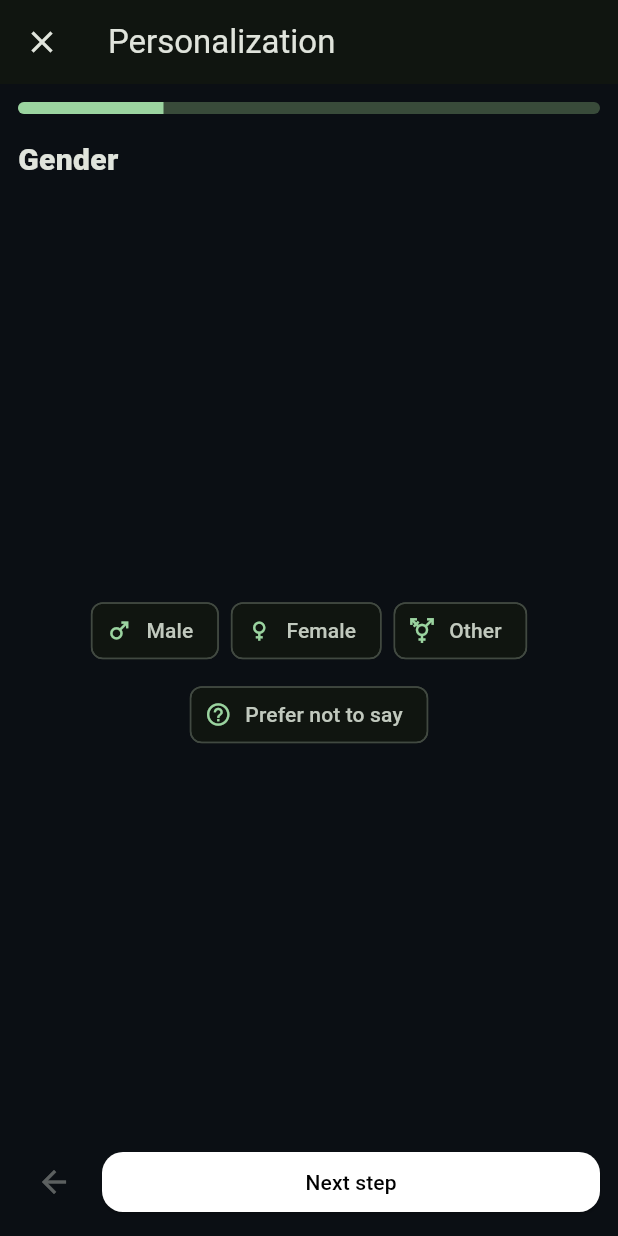
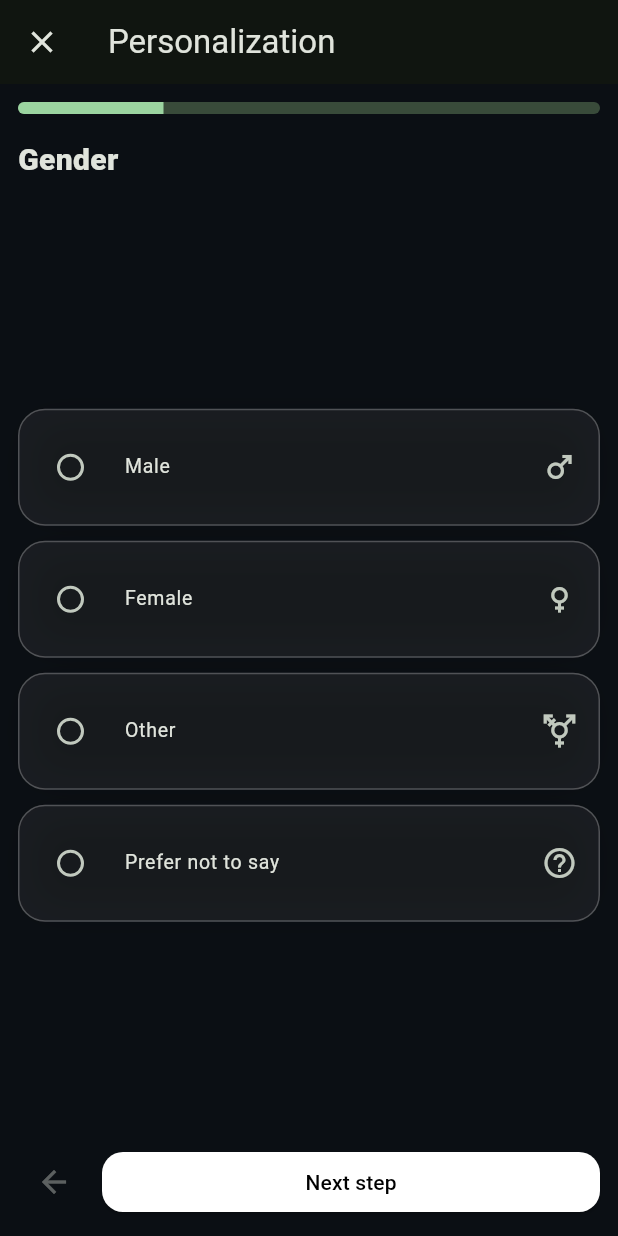
Before and after one commit to Mondaysssss/food-detection, a Flutter app: the PersonaWizardScreen screen opened directly, on a phone screen of 412 x 824 dp. Run offline on Flutter 3.47's test engine with Material 3 defaults, Android fonts, the phone set to English and light mode, and no system bars; network calls fail.

Commit message:
update persona_wizard_screen的格式(2)

```diff
--- a/lib/ui/screens/persona_wizard_screen.dart
+++ b/lib/ui/screens/persona_wizard_screen.dart
@@ -163,18 +163,23 @@ class _PersonaWizardScreenState extends State<PersonaWizardScreen> {
       ('Prefer not to say', Icons.help_outline),
     ];
 
-    return Wrap(
-      alignment: WrapAlignment.center,
-      spacing: 8,
-      runSpacing: 8,
+    return Column(
+      mainAxisSize: MainAxisSize.min,
       children: [
-        for (final o in opts)
-          ChoiceChip(
-            label: Text(o.$1),
-            avatar: Icon(o.$2, size: 18),
-            selected: _gender == o.$1,
-            onSelected: (_) => setState(() => _gender = o.$1),
+        for (final o in opts) ...[
+          glass(
+            child: RadioListTile<String>(
+              value: o.$1,
+              groupValue: _gender,
+              onChanged: (v) => setState(() => _gender = v),
+              title: Text(o.$1),
+              secondary: Icon(o.$2),
+              contentPadding: EdgeInsets.zero,
+              dense: true,
             ),
+          ),
+          const SizedBox(height: 10),
+        ],
       ],
     );
   }
@@ -206,12 +211,24 @@ class _PersonaWizardScreenState extends State<PersonaWizardScreen> {
     );
 
     return Column(
+      mainAxisSize: MainAxisSize.min,
+      crossAxisAlignment: CrossAxisAlignment.center,
       children: [
         for (final r in rows) ...[
-          glass(
+          Align(
+            alignment: Alignment.center,
+            child: ConstrainedBox(
+              constraints: const BoxConstraints(maxWidth: 560),
+              child: glass(
                 child: Row(
                   children: [
-                Expanded(child: Text(r.$1, style: const TextStyle(fontSize: 14))),
+                    Expanded(
+                      child: Text(
+                        r.$1,
+                        textAlign: TextAlign.center, // 文字也置中（你想要更「正中」就保留）
+                        style: const TextStyle(fontSize: 14),
+                      ),
+                    ),
                     const SizedBox(width: 8),
                     DropdownButton<int>(
                       value: _appliances[r.$2]!,
@@ -219,6 +236,8 @@ class _PersonaWizardScreenState extends State<PersonaWizardScreen> {
                       onChanged: (v) => setState(() => _appliances[r.$2] = v ?? 0),
                     ),
                   ],
+                ),
+              ),
             ),
           ),
           const SizedBox(height: 10),
```
Lines whose indentation alone changed are shown as unchanged.
